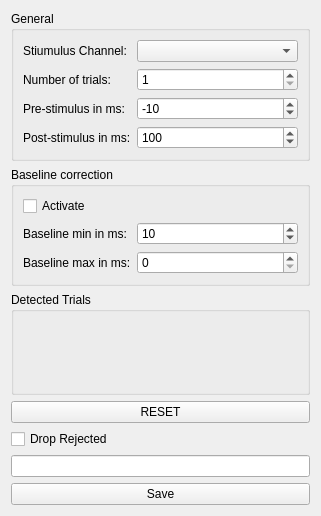
Old version of the form libraries/disp/viewers/formfiles/averagingsettingsview.ui in the repository mne-tools/mne-cpp.
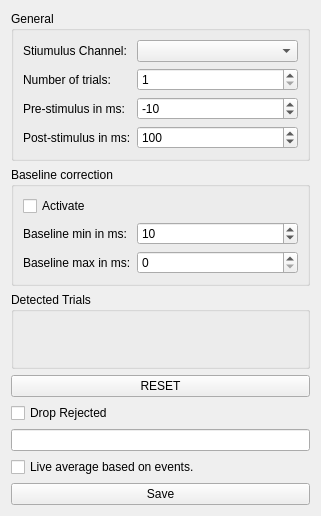
New version of the form.

Commit message: ENH: adding autocompute button

What changed in the file:
```diff
--- a/libraries/disp/viewers/formfiles/averagingsettingsview.ui
+++ b/libraries/disp/viewers/formfiles/averagingsettingsview.ui
@@ -220,6 +220,13 @@
    <item>
     <widget class="QLineEdit" name="lineEdit"/>
    </item>
+   <item>
+    <widget class="QCheckBox" name="checkBox_autoCompute">
+     <property name="text">
+      <string>Live average based on events.</string>
+     </property>
+    </widget>
+   </item>
    <item>
     <widget class="QPushButton" name="m_pushButton_compute">
      <property name="sizePolicy">
```
The commit also changes 4 other files.
